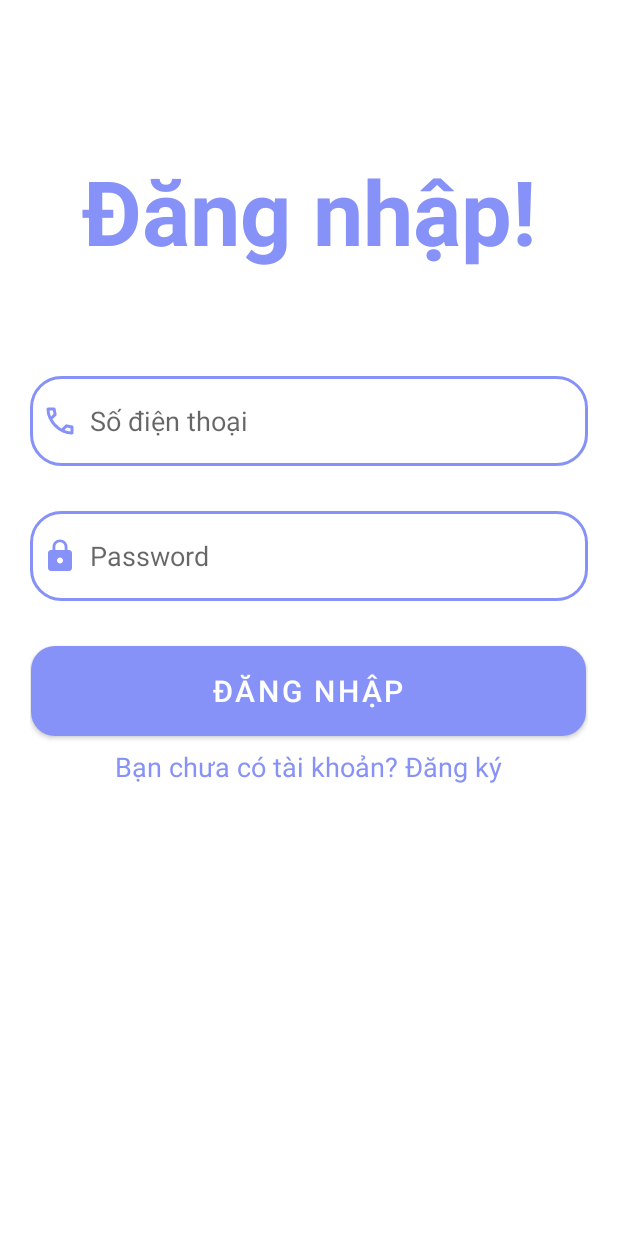
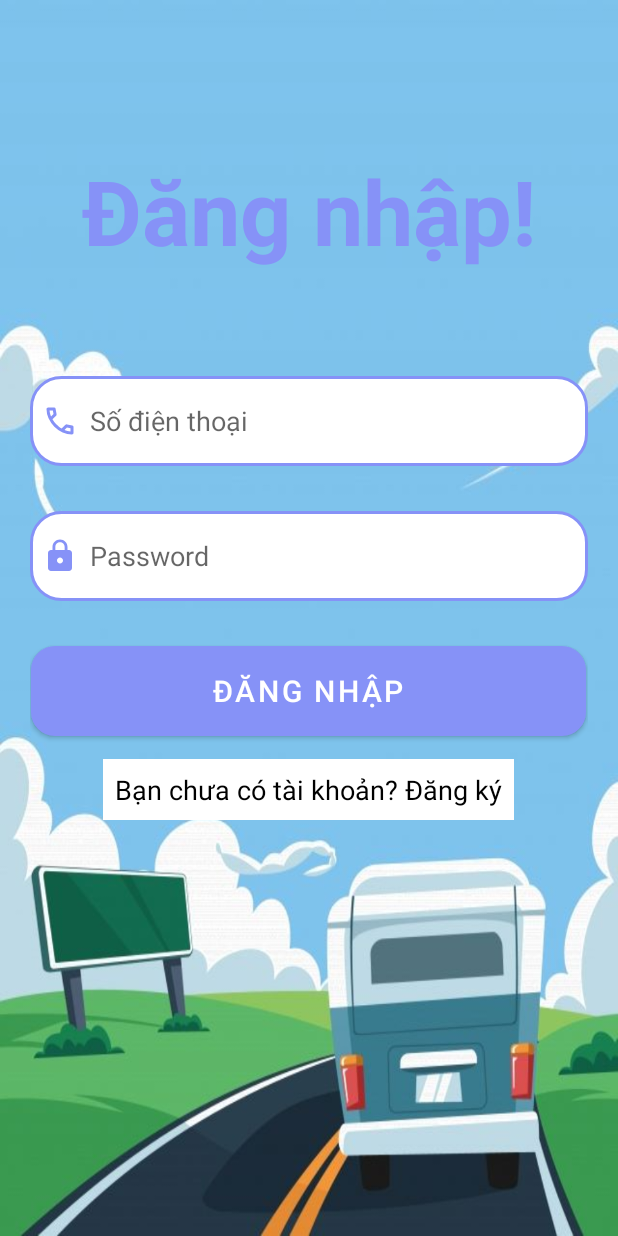
Before and after one commit to thduonq04/BTL_Nhom6, an Android app: the screen it shows after launch (LoginActivity), on a phone screen of 412 x 824 dp. Run offline under Robolectric (Android 15) with nearby library versions, the phone set to English and light mode, and no system bars.

Commit message:
update_code4

```diff
--- a/TicketBookingApp/app/src/main/res/layout/activity_login.xml
+++ b/TicketBookingApp/app/src/main/res/layout/activity_login.xml
@@ -6,7 +6,8 @@
     android:layout_width="match_parent"
     android:layout_height="match_parent"
     android:orientation="vertical"
-    tools:context=".activity.LoginActivity">
+    tools:context=".activity.LoginActivity"
+    android:background="@drawable/bus">
 
 
     <TextView
@@ -67,8 +68,10 @@
             android:layout_height="wrap_content"
             android:layout_gravity="center"
             android:padding="8dp"
+            android:layout_marginTop="15dp"
             android:text="Bạn chưa có tài khoản? Đăng ký"
-            android:textColor="@color/lavender"
+            android:textColor="@color/black"
+            android:background="@color/white"
             android:textSize="18sp" />
 
     </LinearLayout>
--- a/TicketBookingApp/app/src/main/res/layout/activity_register.xml
+++ b/TicketBookingApp/app/src/main/res/layout/activity_register.xml
@@ -6,7 +6,8 @@
     android:layout_width="match_parent"
     android:layout_height="match_parent"
     android:orientation="vertical"
-    tools:context=".activity.RegisterActivity">
+    tools:context=".activity.RegisterActivity"
+    android:background="@drawable/bus">
 
     <TextView
         android:layout_width="wrap_content"
```
Also changed, not shown: TicketBookingApp/app/src/main/res/drawable/bus.jpg (added).
